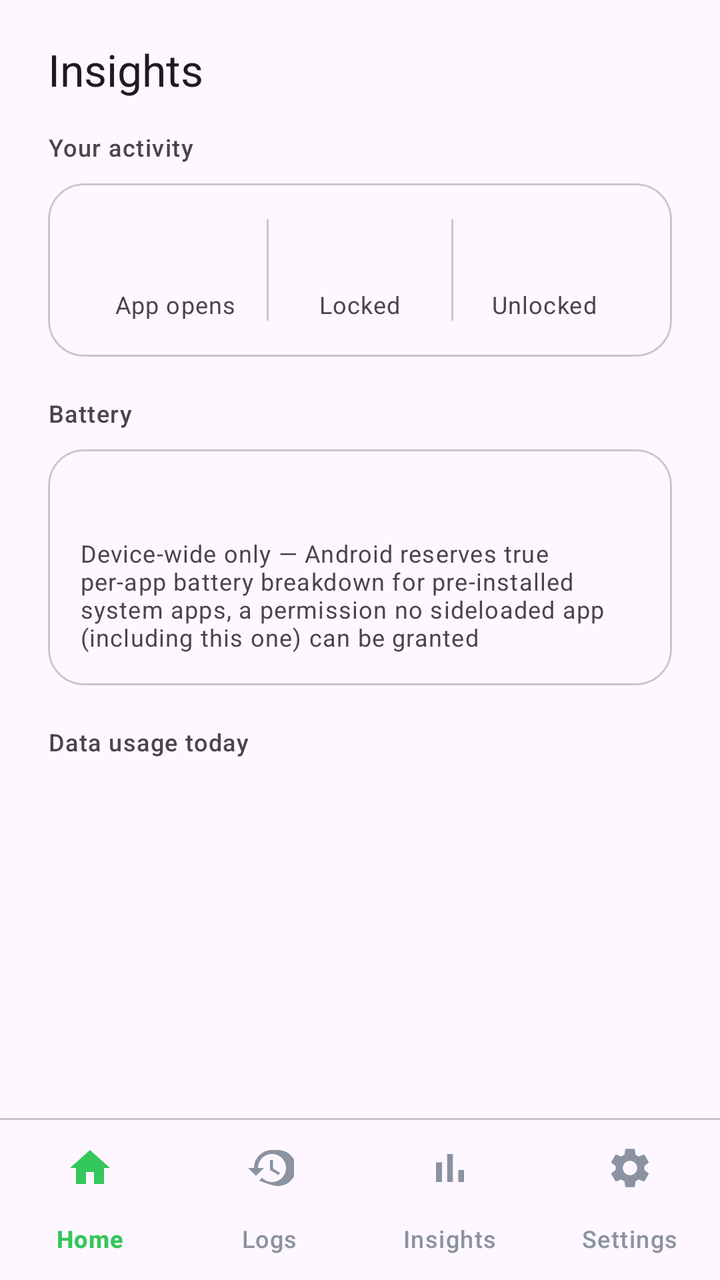
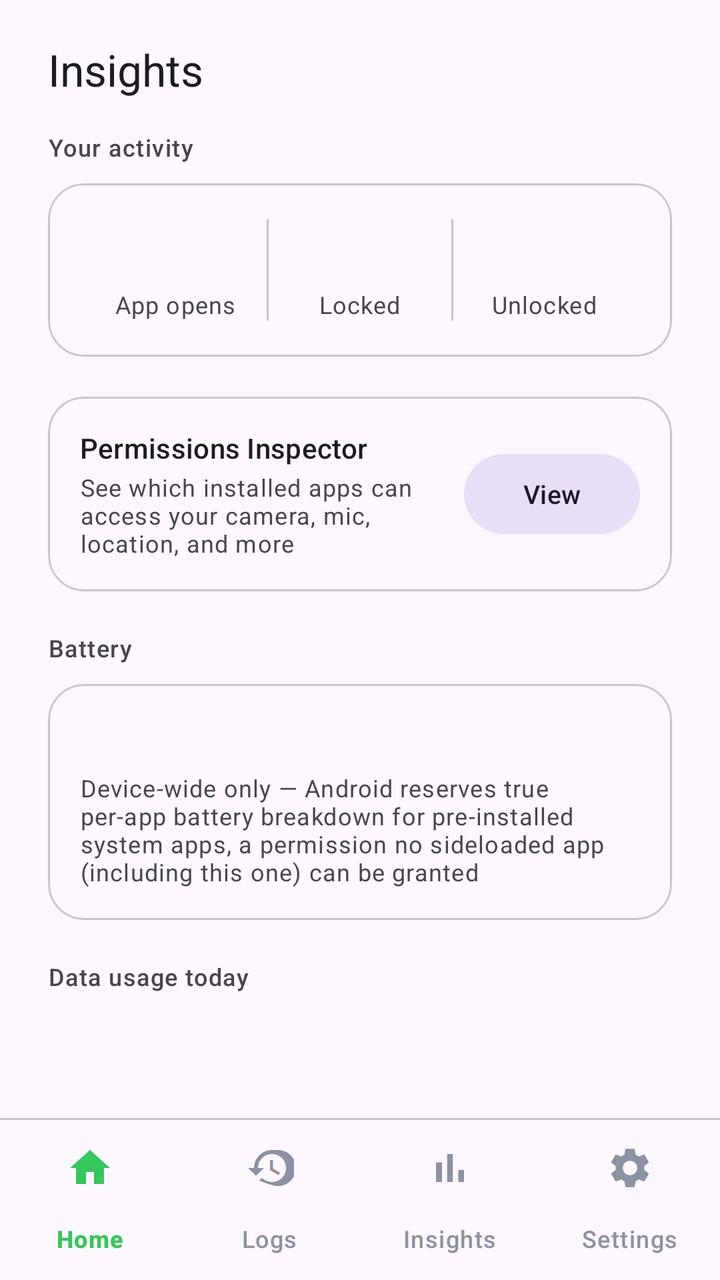

Screens rendered from an Android XML layout before and after an edit, with the pre-edit source and the edit as a unified diff.
<!-- AndroidManifest.xml: application theme Theme.YPI -->
<!-- res/layout/activity_insights.xml -->
<?xml version="1.0" encoding="utf-8"?>
<LinearLayout xmlns:android="http://schemas.android.com/apk/res/android"
    xmlns:app="http://schemas.android.com/apk/res-auto"
    android:layout_width="match_parent"
    android:layout_height="match_parent"
    android:orientation="vertical"
    android:background="?attr/colorSurface">

    <TextView
        android:layout_width="wrap_content"
        android:layout_height="wrap_content"
        android:text="@string/nav_insights"
        android:textAppearance="?attr/textAppearanceTitleLarge"
        android:textColor="?attr/colorOnSurface"
        android:paddingHorizontal="24dp"
        android:paddingTop="20dp"
        android:paddingBottom="8dp" />

    <ScrollView
        android:layout_width="match_parent"
        android:layout_height="0dp"
        android:layout_weight="1"
        android:fillViewport="true"
        android:overScrollMode="never">

        <LinearLayout
            android:layout_width="match_parent"
            android:layout_height="wrap_content"
            android:orientation="vertical"
            android:paddingHorizontal="24dp"
            android:paddingBottom="28dp">

            
            <TextView
                android:layout_width="wrap_content"
                android:layout_height="wrap_content"
                android:text="@string/insights_activity_heading"
                android:textAppearance="?attr/textAppearanceLabelMedium"
                android:textColor="?attr/colorOnSurfaceVariant"
                android:layout_marginTop="8dp"
                android:layout_marginBottom="10dp" />

            <com.google.android.material.card.MaterialCardView
                android:layout_width="match_parent"
                android:layout_height="wrap_content"
                android:layout_marginBottom="20dp"
                app:cardCornerRadius="18dp"
                app:cardElevation="0dp"
                app:strokeColor="?attr/colorOutlineVariant"
                app:strokeWidth="1dp">

                <LinearLayout
                    android:layout_width="match_parent"
                    android:layout_height="wrap_content"
                    android:orientation="horizontal"
                    android:padding="18dp">

                    <LinearLayout
                        android:layout_width="0dp"
                        android:layout_height="wrap_content"
                        android:layout_weight="1"
                        android:orientation="vertical"
                        android:gravity="center">
                        <TextView
                            android:id="@+id/tvAppOpens"
                            android:layout_width="wrap_content"
                            android:layout_height="wrap_content"
                            android:textAppearance="?attr/textAppearanceHeadlineSmall"
                            android:textStyle="bold"
                            android:textColor="?attr/colorOnSurface" />
                        <TextView
                            android:layout_width="wrap_content"
                            android:layout_height="wrap_content"
                            android:text="@string/insights_app_opens"
                            android:textAppearance="?attr/textAppearanceBodySmall"
                            android:textColor="?attr/colorOnSurfaceVariant"
                            android:layout_marginTop="2dp" />
                    </LinearLayout>

                    <View android:layout_width="1dp" android:layout_height="match_parent" android:background="?attr/colorOutlineVariant" />

                    <LinearLayout
                        android:layout_width="0dp"
                        android:layout_height="wrap_content"
                        android:layout_weight="1"
                        android:orientation="vertical"
                        android:gravity="center">
                        <TextView
                            android:id="@+id/tvLockCount"
                            android:layout_width="wrap_content"
                            android:layout_height="wrap_content"
                            android:textAppearance="?attr/textAppearanceHeadlineSmall"
                            android:textStyle="bold"
                            android:textColor="?attr/colorOnSurface" />
                        <TextView
                            android:layout_width="wrap_content"
                            android:layout_height="wrap_content"
                            android:text="@string/insights_locks"
                            android:textAppearance="?attr/textAppearanceBodySmall"
                            android:textColor="?attr/colorOnSurfaceVariant"
                            android:layout_marginTop="2dp" />
                    </LinearLayout>

                    <View android:layout_width="1dp" android:layout_height="match_parent" android:background="?attr/colorOutlineVariant" />

                    <LinearLayout
                        android:layout_width="0dp"
                        android:layout_height="wrap_content"
                        android:layout_weight="1"
                        android:orientation="vertical"
                        android:gravity="center">
                        <TextView
                            android:id="@+id/tvUnlockCount"
                            android:layout_width="wrap_content"
                            android:layout_height="wrap_content"
                            android:textAppearance="?attr/textAppearanceHeadlineSmall"
                            android:textStyle="bold"
                            android:textColor="?attr/colorOnSurface" />
                        <TextView
                            android:layout_width="wrap_content"
                            android:layout_height="wrap_content"
                            android:text="@string/insights_unlocks"
                            android:textAppearance="?attr/textAppearanceBodySmall"
                            android:textColor="?attr/colorOnSurfaceVariant"
                            android:layout_marginTop="2dp" />
                    </LinearLayout>

                </LinearLayout>
            </com.google.android.material.card.MaterialCardView>

            
            <TextView
                android:layout_width="wrap_content"
                android:layout_height="wrap_content"
                android:text="@string/insights_battery_heading"
                android:textAppearance="?attr/textAppearanceLabelMedium"
                android:textColor="?attr/colorOnSurfaceVariant"
                android:layout_marginBottom="10dp" />

            <com.google.android.material.card.MaterialCardView
                android:layout_width="match_parent"
                android:layout_height="wrap_content"
                android:layout_marginBottom="20dp"
                app:cardCornerRadius="18dp"
                app:cardElevation="0dp"
                app:strokeColor="?attr/colorOutlineVariant"
                app:strokeWidth="1dp">

                <LinearLayout
                    android:layout_width="match_parent"
                    android:layout_height="wrap_content"
                    android:orientation="vertical"
                    android:padding="16dp">

                    <TextView
                        android:id="@+id/tvBatteryLevel"
                        android:layout_width="wrap_content"
                        android:layout_height="wrap_content"
                        android:textAppearance="?attr/textAppearanceTitleMedium"
                        android:textColor="?attr/colorOnSurface" />

                    <TextView
                        android:layout_width="wrap_content"
                        android:layout_height="wrap_content"
                        android:text="@string/insights_battery_note"
                        android:textAppearance="?attr/textAppearanceBodySmall"
                        android:textColor="?attr/colorOnSurfaceVariant"
                        android:layout_marginTop="6dp" />

                </LinearLayout>
            </com.google.android.material.card.MaterialCardView>

            
            <TextView
                android:layout_width="wrap_content"
                android:layout_height="wrap_content"
                android:text="@string/insights_data_heading"
                android:textAppearance="?attr/textAppearanceLabelMedium"
                android:textColor="?attr/colorOnSurfaceVariant"
                android:layout_marginBottom="10dp" />

            
            <com.google.android.material.card.MaterialCardView
                android:id="@+id/usageAccessBanner"
                android:layout_width="match_parent"
                android:layout_height="wrap_content"
                android:layout_marginBottom="16dp"
                android:visibility="gone"
                app:cardCornerRadius="14dp"
                app:cardElevation="0dp"
                app:cardBackgroundColor="?attr/colorPrimaryContainer">

                <LinearLayout
                    android:layout_width="match_parent"
                    android:layout_height="wrap_content"
                    android:orientation="vertical"
                    android:padding="16dp">

                    <TextView
                        android:layout_width="wrap_content"
                        android:layout_height="wrap_content"
                        android:text="@string/usage_access_title"
                        android:textAppearance="?attr/textAppearanceTitleSmall"
                        android:textColor="?attr/colorOnPrimaryContainer" />

                    <TextView
                        android:layout_width="wrap_content"
                        android:layout_height="wrap_content"
                        android:text="@string/insights_data_needs_usage_access"
                        android:textAppearance="?attr/textAppearanceBodySmall"
                        android:textColor="?attr/colorOnPrimaryContainer"
                        android:layout_marginTop="4dp"
                        android:layout_marginBottom="12dp" />

                    <com.google.android.material.button.MaterialButton
                        android:id="@+id/btnGrantUsageAccess"
                        style="@style/Widget.Material3.Button.TonalButton"
                        android:layout_width="wrap_content"
                        android:layout_height="wrap_content"
                        android:text="@string/grant" />

                </LinearLayout>
            </com.google.android.material.card.MaterialCardView>

            <com.google.android.material.card.MaterialCardView
                android:layout_width="match_parent"
                android:layout_height="wrap_content"
                app:cardCornerRadius="18dp"
                app:cardElevation="0dp"
                app:strokeColor="?attr/colorOutlineVariant"
                app:strokeWidth="1dp">

                <LinearLayout
                    android:layout_width="match_parent"
                    android:layout_height="wrap_content"
                    android:orientation="vertical">

                    <androidx.recyclerview.widget.RecyclerView
                        android:id="@+id/recyclerDataUsage"
                        android:layout_width="match_parent"
                        android:layout_height="wrap_content"
                        android:nestedScrollingEnabled="false" />

                    <TextView
                        android:id="@+id/emptyDataUsage"
                        android:layout_width="match_parent"
                        android:layout_height="wrap_content"
                        android:gravity="center"
                        android:padding="24dp"
                        android:text="@string/insights_data_empty"
                        android:textAppearance="?attr/textAppearanceBodyMedium"
                        android:textColor="?attr/colorOnSurfaceVariant"
                        android:visibility="gone" />

                </LinearLayout>
            </com.google.android.material.card.MaterialCardView>

        </LinearLayout>
    </ScrollView>

    <View
        android:layout_width="match_parent"
        android:layout_height="1dp"
        android:background="?attr/colorOutlineVariant" />

    <include
        android:id="@+id/bottomNavInclude"
        layout="@layout/bottom_nav_bar" />

</LinearLayout>
<!-- res/layout/bottom_nav_bar.xml (included above) -->
<?xml version="1.0" encoding="utf-8"?>
<com.google.android.material.bottomnavigation.BottomNavigationView
    xmlns:android="http://schemas.android.com/apk/res/android"
    xmlns:app="http://schemas.android.com/apk/res-auto"
    android:id="@+id/bottomNav"
    android:layout_width="match_parent"
    android:layout_height="wrap_content"
    android:background="?attr/colorSurface"
    app:elevation="0dp"
    app:itemIconTint="@color/nav_icon_tint"
    app:itemTextColor="@color/nav_icon_tint"
    app:labelVisibilityMode="labeled"
    app:menu="@menu/bottom_nav_menu" />
<!-- resources referenced by this layout -->
<resources>
  <string name="grant">Grant</string>
  <string name="insights_activity_heading">Your activity</string>
  <string name="insights_app_opens">App opens</string>
  <string name="insights_battery_heading">Battery</string>
  <string name="insights_battery_note">Device-wide only — Android reserves true per-app battery breakdown for pre-installed system apps, a permission no sideloaded app (including this one) can be granted</string>
  <string name="insights_data_empty">No measurable data usage yet today</string>
  <string name="insights_data_heading">Data usage today</string>
  <string name="insights_data_needs_usage_access">Grant Usage Access to see real per-app WiFi and mobile data totals for today.</string>
  <string name="insights_locks">Locked</string>
  <string name="insights_unlocks">Unlocked</string>
  <string name="nav_insights">Insights</string>
  <string name="usage_access_title">App labels need Usage Access</string>
  <style name="Theme.YPI" parent="Theme.Material3.DayNight.NoActionBar">
          <item name="colorPrimary">@color/color_camera</item>
          <item name="colorOnPrimary">@color/white</item>
          <item name="colorPrimaryContainer">#1A3D26</item>
          <item name="colorOnPrimaryContainer">@color/color_camera</item>
  
          
          <item name="android:statusBarColor">@android:color/transparent</item>
          <item name="android:windowDrawsSystemBarBackgrounds">true</item>
      </style>
  <color name="color_camera">#34C759</color>
  <color name="white">#FFFFFF</color>
</resources>

<!-- the commit's change to res/layout/activity_insights.xml (unified diff, before → after) -->
@@ -124,6 +124,57 @@
                             android:textColor="?attr/colorOnSurfaceVariant"
                             android:layout_marginTop="2dp" />
                     </LinearLayout>
+
+                </LinearLayout>
+            </com.google.android.material.card.MaterialCardView>
+
+            
+            <com.google.android.material.card.MaterialCardView
+                android:layout_width="match_parent"
+                android:layout_height="wrap_content"
+                android:layout_marginBottom="20dp"
+                app:cardCornerRadius="18dp"
+                app:cardElevation="0dp"
+                app:strokeColor="?attr/colorOutlineVariant"
+                app:strokeWidth="1dp">
+
+                <LinearLayout
+                    android:layout_width="match_parent"
+                    android:layout_height="wrap_content"
+                    android:orientation="horizontal"
+                    android:padding="16dp"
+                    android:gravity="center_vertical">
+
+                    <LinearLayout
+                        android:layout_width="0dp"
+                        android:layout_height="wrap_content"
+                        android:layout_weight="1"
+                        android:orientation="vertical">
+
+                        <TextView
+                            android:layout_width="wrap_content"
+                            android:layout_height="wrap_content"
+                            android:text="@string/permissions_inspector_title"
+                            android:textAppearance="?attr/textAppearanceTitleSmall"
+                            android:textColor="?attr/colorOnSurface" />
+
+                        <TextView
+                            android:layout_width="wrap_content"
+                            android:layout_height="wrap_content"
+                            android:text="@string/permissions_inspector_card_desc"
+                            android:textAppearance="?attr/textAppearanceBodySmall"
+                            android:textColor="?attr/colorOnSurfaceVariant"
+                            android:layout_marginTop="2dp" />
+
+                    </LinearLayout>
+
+                    <com.google.android.material.button.MaterialButton
+                        android:id="@+id/btnOpenPermissionsInspector"
+                        style="@style/Widget.Material3.Button.TonalButton"
+                        android:layout_width="wrap_content"
+                        android:layout_height="wrap_content"
+                        android:text="@string/view"
+                        android:textSize="13sp" />
 
                 </LinearLayout>
             </com.google.android.material.card.MaterialCardView>
<!-- resource entries referenced after the edit -->
@@ -11,7 +11,10 @@
   <string name="insights_locks">Locked</string>
   <string name="insights_unlocks">Unlocked</string>
   <string name="nav_insights">Insights</string>
+  <string name="permissions_inspector_card_desc">See which installed apps can access your camera, mic, location, and more</string>
+  <string name="permissions_inspector_title">Permissions Inspector</string>
   <string name="usage_access_title">App labels need Usage Access</string>
+  <string name="view">View</string>
   <style name="Theme.YPI" parent="Theme.Material3.DayNight.NoActionBar">
           <item name="colorPrimary">@color/color_camera</item>
           <item name="colorOnPrimary">@color/white</item>
